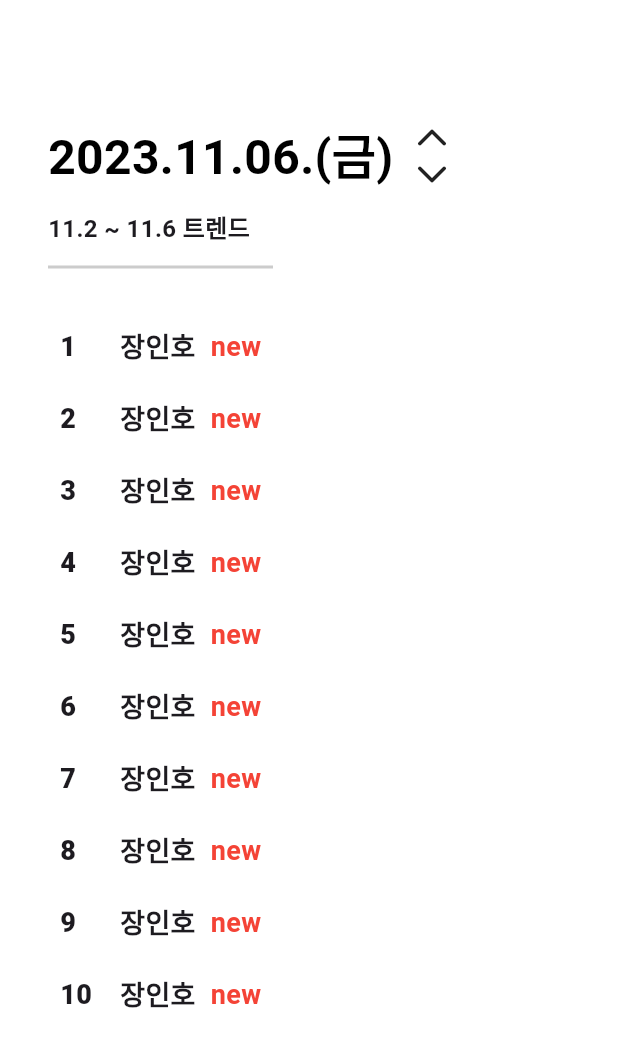
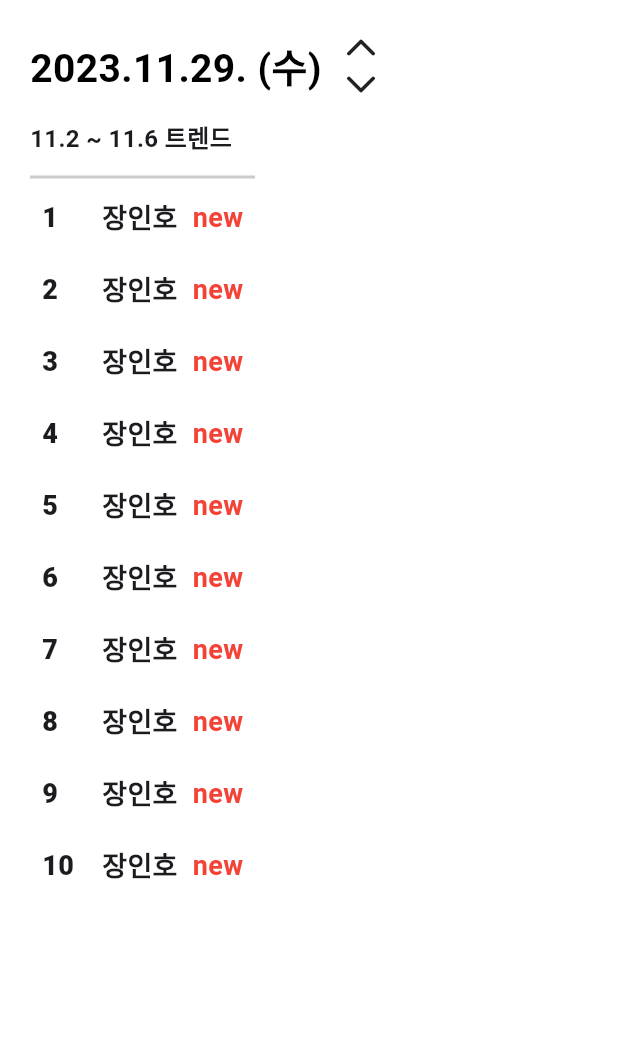
Before and after one commit to JangInho/issue_tracker_v2, a Flutter app: the screen it shows after launch, on a phone screen of 412 x 824 dp. Shown: the top 1047 px of the screen. Run offline on Flutter 3.47's test engine with Material 2 defaults, Android fonts, the light colour scheme and no system bars.

Commit message:
feat: daily formating

```diff
--- a/lib/main.dart
+++ b/lib/main.dart
@@ -1,7 +1,11 @@
 import 'package:flutter/material.dart';
+import 'package:flutter_localizations/flutter_localizations.dart';
+import 'package:intl/date_symbol_data_local.dart';
+import 'package:intl/intl.dart';
 import 'package:issue_tracker_v2/detail_screen.dart';
 
-void main() {
+void main() async {
+  await initializeDateFormatting();
   runApp(const MyApp());
 }
 
@@ -16,6 +20,14 @@ class MyApp extends StatelessWidget {
         colorScheme: ColorScheme.fromSeed(seedColor: Colors.deepPurple),
         useMaterial3: true,
       ),
+      localizationsDelegates: const [
+        GlobalCupertinoLocalizations.delegate,
+        GlobalMaterialLocalizations.delegate,
+        GlobalWidgetsLocalizations.delegate,
+      ],
+      supportedLocales: const [
+        Locale('ko', 'KR'),
+      ],
       home: const IssueTrackerMain(),
     );
   }
@@ -46,20 +58,21 @@ class _IssueTrackerMainState extends State<IssueTrackerMain> {
 
   @override
   Widget build(BuildContext context) {
-    return SafeArea(
-        child: Scaffold(
+    return Scaffold(
       backgroundColor: Colors.white,
       body: Padding(
-              padding: const EdgeInsets.symmetric(horizontal: 32.0),
+        padding: const EdgeInsets.all(20),
         child: Column(
           crossAxisAlignment: CrossAxisAlignment.start,
           children: [
-                  const SizedBox(height: 80),
             Row(
               children: [
-                      const Text(
-                        '2023.11.06.(금)',
-                        style: TextStyle(fontWeight: FontWeight.w600, fontSize: 32, color: Colors.black),
+                Text(
+                  DateFormat('yyyy.MM.dd. (E)', 'ko_KR').format(DateTime.now()),
+                  style: const TextStyle(
+                      fontWeight: FontWeight.w600,
+                      fontSize: 26,
+                      color: Colors.black),
                 ),
                 const SizedBox(width: 14),
                 Column(
@@ -96,9 +109,6 @@ class _IssueTrackerMainState extends State<IssueTrackerMain> {
                 color: Color(0xFFCCCCCC),
               ),
             ),
-                  const SizedBox(
-                    height: 26,
-                  ),
             Expanded(
               child: ListView.separated(
                 itemCount: 10,
@@ -114,14 +124,15 @@ class _IssueTrackerMainState extends State<IssueTrackerMain> {
             ),
           ],
         ),
-            )));
+      ),
+    );
   }
 }
 
 class RankingCell extends StatefulWidget {
-  int index;
+  final int index;
 
-  RankingCell({
+  const RankingCell({
     super.key,
     required this.index,
   });
@@ -130,7 +141,8 @@ class RankingCell extends StatefulWidget {
   State<RankingCell> createState() => _RankingCellState();
 }
 
-class _RankingCellState extends State<RankingCell> with TickerProviderStateMixin {
+class _RankingCellState extends State<RankingCell>
+    with TickerProviderStateMixin {
   late AnimationController _animationController;
   late Animation<double> _animation;
 
@@ -140,8 +152,10 @@ class _RankingCellState extends State<RankingCell> with TickerProviderStateMixin
   void initState() {
     super.initState();
 
-    _animationController = AnimationController(vsync: this, duration: const Duration(milliseconds: 100));
-    _animation = Tween<double>(begin: 1, end: 0.96).animate(_animationController)
+    _animationController = AnimationController(
+        vsync: this, duration: const Duration(milliseconds: 100));
+    _animation =
+        Tween<double>(begin: 1, end: 0.96).animate(_animationController)
           ..addListener(() {
             setState(() {});
           });
@@ -174,7 +188,8 @@ class _RankingCellState extends State<RankingCell> with TickerProviderStateMixin
       onTap: () async {
         print('onTap');
         await Future.delayed(const Duration(milliseconds: 30));
-        Navigator.of(context).push(MaterialPageRoute(builder: (context) => const DetailScreen()));
+        Navigator.of(context).push(
+            MaterialPageRoute(builder: (context) => const DetailScreen()));
       },
       child: ScaleTransition(
         scale: _animation,
@@ -190,17 +205,23 @@ class _RankingCellState extends State<RankingCell> with TickerProviderStateMixin
                 const SizedBox(width: 8),
                 SizedBox(
                     width: 40,
-                    child:
-                        Text('${widget.index + 1}', style: const TextStyle(fontSize: 18, fontWeight: FontWeight.w800))),
+                    child: Text('${widget.index + 1}',
+                        style: const TextStyle(
+                            fontSize: 18, fontWeight: FontWeight.w800))),
                 const Row(
                   children: [
-                    Text('장인호', style: TextStyle(fontSize: 18, fontWeight: FontWeight.w600)),
+                    Text('장인호',
+                        style: TextStyle(
+                            fontSize: 18, fontWeight: FontWeight.w600)),
                     SizedBox(
                       width: 10,
                     ),
                     Text(
                       'new',
-                      style: TextStyle(fontSize: 18, fontWeight: FontWeight.w600, color: Colors.red),
+                      style: TextStyle(
+                          fontSize: 18,
+                          fontWeight: FontWeight.w600,
+                          color: Colors.red),
                     )
                   ],
                 ),
```
Lines whose indentation alone changed are shown as unchanged.
